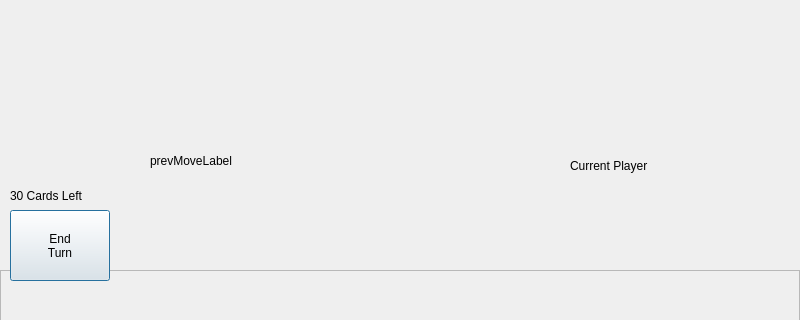
The window that COMP2012H-Exploding-Kitten/ui/game_window.ui (Doma1204/COMP2012H_Project-Exploding_Kitten) describes before a commit, drawn with Qt 5; both pictures show x 0 to 800 and y 110 to 430 of the 800 by 600 pixel window.
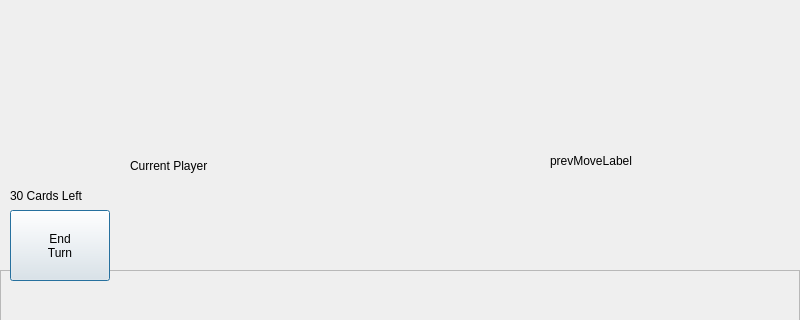
The same window after the commit.

```diff
--- a/COMP2012H-Exploding-Kitten/ui/game_window.ui
+++ b/COMP2012H-Exploding-Kitten/ui/game_window.ui
@@ -102,9 +102,9 @@
   <widget class="QLabel" name="currentPlayerLabel">
    <property name="geometry">
     <rect>
-     <x>570</x>
+     <x>130</x>
      <y>230</y>
-     <width>201</width>
+     <width>181</width>
      <height>91</height>
     </rect>
    </property>
@@ -115,9 +115,9 @@
   <widget class="QLabel" name="preMoveLabel">
    <property name="geometry">
     <rect>
-     <x>150</x>
+     <x>550</x>
      <y>210</y>
-     <width>161</width>
+     <width>171</width>
      <height>121</height>
     </rect>
    </property>
```
